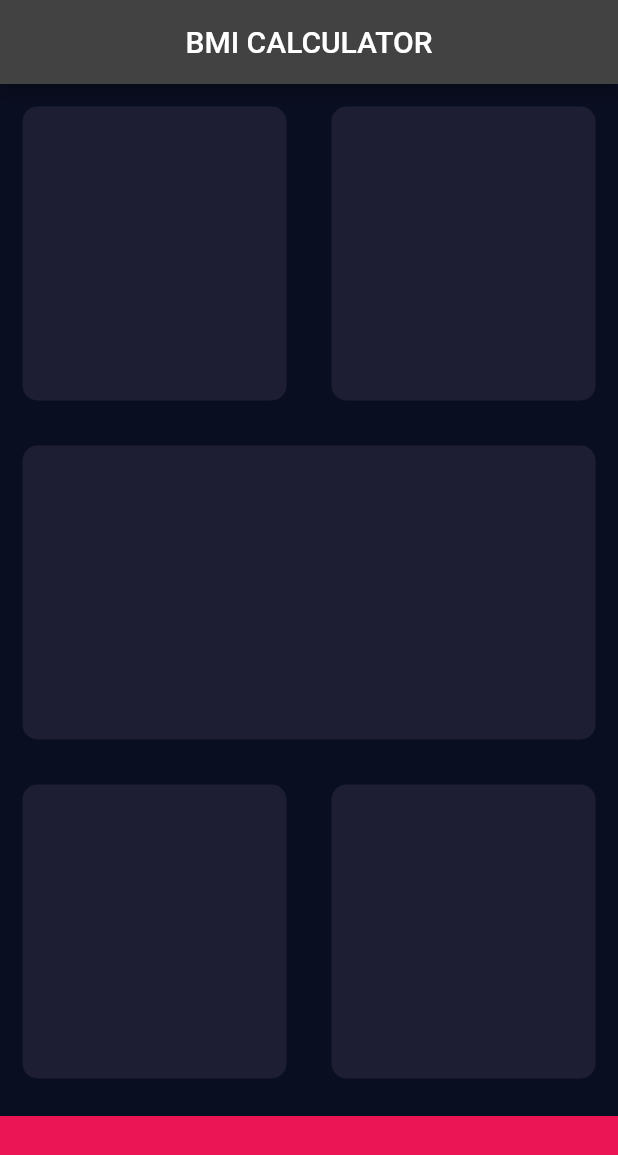
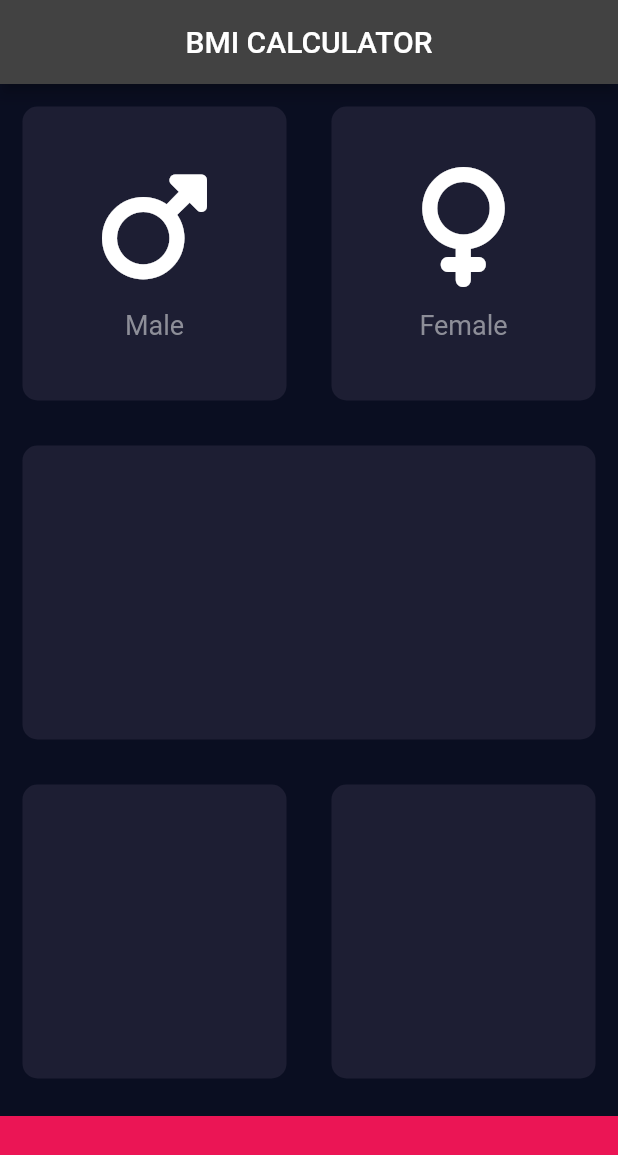
Before and after one commit to HeratUni-CS/bmi-calculator-98123AhmadSohail, a Flutter app: the screen it shows after launch, on a phone screen of 412 x 824 dp. Shown: the top 1155 px of the screen. Run offline on Flutter 3.47's test engine with Material 2 defaults, Android fonts, the phone set to English and light mode, and no system bars; our stand-ins replace font_awesome_flutter.

Commit message:
we have created some custom flutter widgets and brought male and female icons from packages of flutter and some text on the screen

```diff
--- /dev/null
+++ b/lib/icon_content.dart
@@ -0,0 +1,30 @@
+import 'package:flutter/material.dart';
+
+const labelTextStyle = TextStyle(
+  fontSize: 18,
+  color: Color(0xFF8D8E98),
+);
+
+class iconContent extends StatelessWidget {
+  iconContent({this.icon, this.label});
+
+  final IconData? icon;
+  final String? label;
+
+  @override
+  Widget build(BuildContext context) {
+    return Column(
+      mainAxisAlignment: MainAxisAlignment.center,
+      children: [
+        Icon(icon, size: 80.0),
+        SizedBox(
+          height: 15,
+        ),
+        Text(
+          label!,
+          style: labelTextStyle,
+        )
+      ],
+    );
+  }
+}
--- a/lib/input_page.dart
+++ b/lib/input_page.dart
@@ -1,4 +1,7 @@
 import 'package:flutter/material.dart';
+import 'package:font_awesome_flutter/font_awesome_flutter.dart';
+import 'icon_content.dart';
+import 'reusable_card.dart';
 
 const bottomContainerHeight = 80.0;
 const activeCardColor = Color(0xFF1D1E33);
@@ -22,10 +25,18 @@ class _InputPageState extends State<InputPage> {
               child: Row(
             children: [
               Expanded(
-                child: reusableCard(colour: activeCardColor),
+                child: reusableCard(
+                  colour: activeCardColor,
+                  cardChild:
+                      iconContent(icon: FontAwesomeIcons.mars, label: 'Male'),
+                ),
               ),
               Expanded(
-                child: reusableCard(colour: activeCardColor),
+                child: reusableCard(
+                  colour: activeCardColor,
+                  cardChild: iconContent(
+                      icon: FontAwesomeIcons.venus, label: 'Female'),
+                ),
               ),
             ],
           )),
@@ -54,19 +65,3 @@ class _InputPageState extends State<InputPage> {
     );
   }
 }
-
-class reusableCard extends StatelessWidget {
-  reusableCard({required this.colour});
-  Color colour;
-
-  @override
-  Widget build(BuildContext context) {
-    return Container(
-      margin: EdgeInsets.all(15),
-      decoration: BoxDecoration(
-        color: colour,
-        borderRadius: BorderRadius.circular(10),
-      ),
-    );
-  }
-}
--- /dev/null
+++ b/lib/reusable_card.dart
@@ -0,0 +1,20 @@
+import 'package:flutter/material.dart';
+
+class reusableCard extends StatelessWidget {
+  reusableCard({required this.colour, this.cardChild});
+
+  final Color colour;
+  final Widget? cardChild;
+
+  @override
+  Widget build(BuildContext context) {
+    return Container(
+      child: cardChild,
+      margin: EdgeInsets.all(15),
+      decoration: BoxDecoration(
+        color: colour,
+        borderRadius: BorderRadius.circular(10),
+      ),
+    );
+  }
+}
--- a/pubspec.yaml
+++ b/pubspec.yaml
@@ -36,6 +36,7 @@ dependencies:
   # The following adds the Cupertino Icons font to your application.
   # Use with the CupertinoIcons class for iOS style icons.
   cupertino_icons: ^1.0.2
+  font_awesome_flutter: ^10.4.0
 
 dev_dependencies:
   flutter_test:
```
Also changed, not shown: pubspec.lock.
